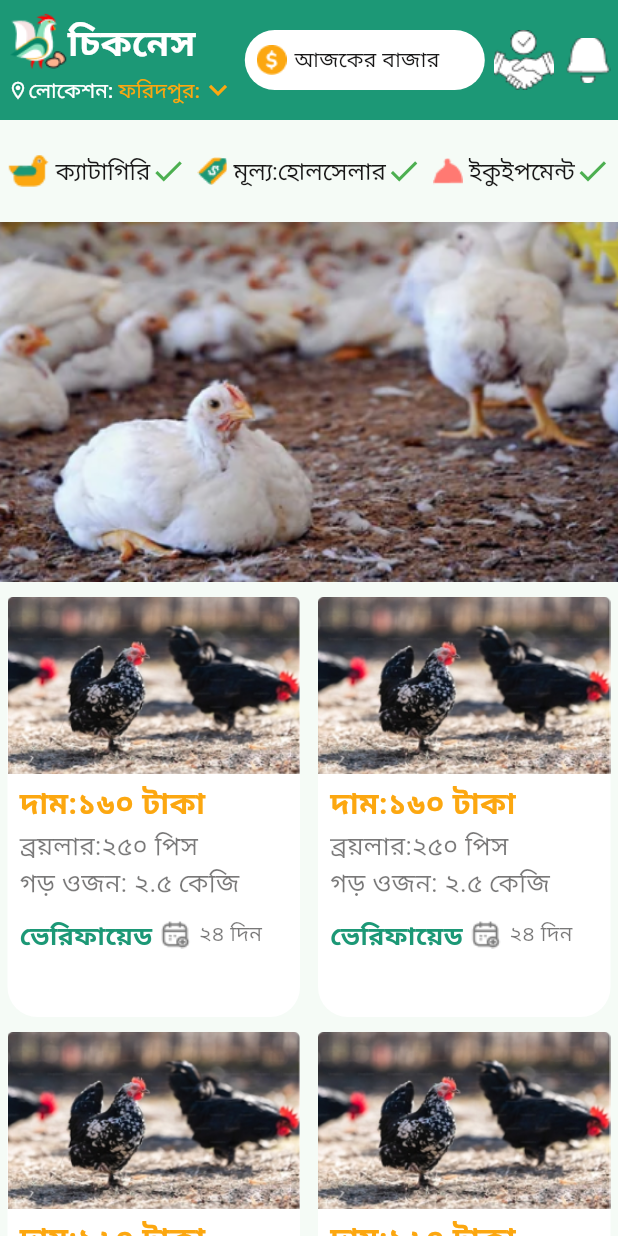
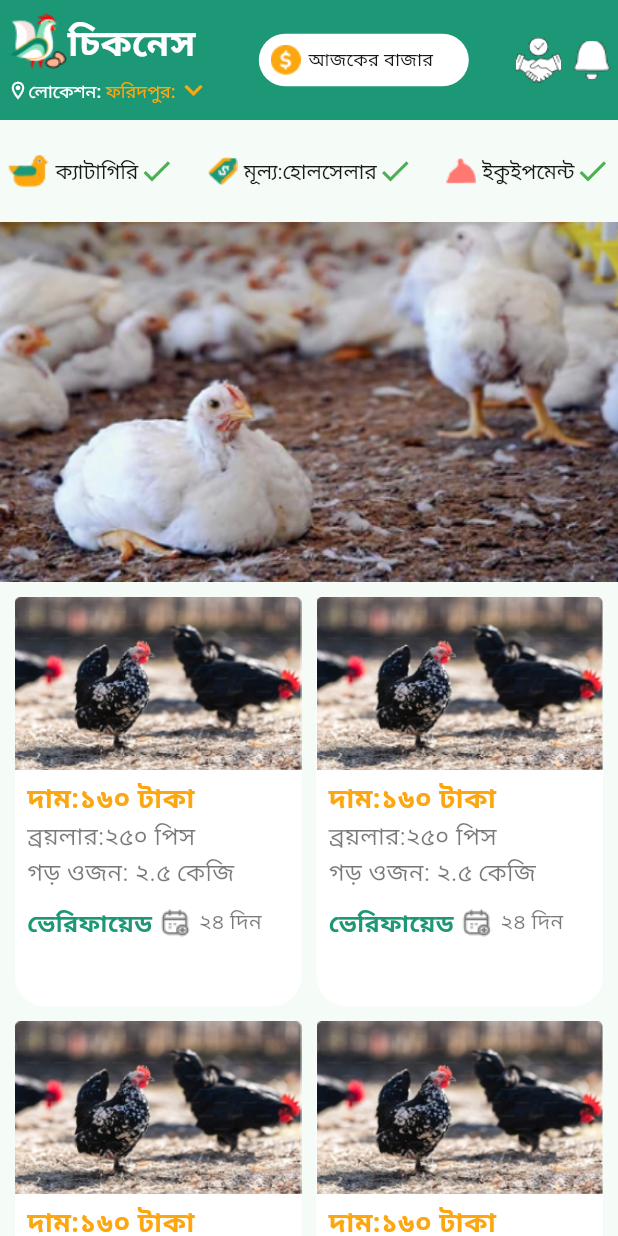
Before and after one commit to Milon3658/chicken_app, a Flutter app: the screen it shows after launch, on a phone screen of 412 x 824 dp. Run offline on Flutter 3.47's test engine with Material 3 defaults, Android fonts, the phone set to English and light mode, and no system bars; our stand-ins replace gap, get.

Commit message:
Refactor Homepage layout to use GridView for ProductCards and adjust UI element sizes for better consistency

```diff
--- a/lib/app/modules/Homepage/views/homepage_view.dart
+++ b/lib/app/modules/Homepage/views/homepage_view.dart
@@ -27,25 +27,20 @@ class HomepageView extends GetView<HomepageController> {
             ),
             Gap(10),
             Padding(
-              padding: const EdgeInsets.symmetric(horizontal: 5),
-              child: Row(
-                mainAxisAlignment: MainAxisAlignment.spaceBetween,
-                children: [
-                  ProductCard(),
-                  ProductCard(),
-                ],
-              ),
-            ),
-            Gap(10),
-            Padding(
-              padding: const EdgeInsets.symmetric(horizontal: 5),
-              child: Row(
-                mainAxisAlignment: MainAxisAlignment.spaceBetween,
-                children: [
-                  ProductCard(),
-                  ProductCard(),
-                ],
-              ),
+              padding: const EdgeInsets.symmetric(horizontal: 10),
+              child: GridView.builder(
+                  itemCount: 10,
+                  shrinkWrap: true,
+                  physics: NeverScrollableScrollPhysics(),
+                  primary: false,
+                  gridDelegate: SliverGridDelegateWithFixedCrossAxisCount(
+                      crossAxisCount: 2,
+                      childAspectRatio: 0.7,
+                      crossAxisSpacing: 10,
+                      mainAxisSpacing: 10),
+                  itemBuilder: (BuildContext context, int index) {
+                    return ProductCard();
+                  }),
             ),
           ],
         ),
--- a/lib/app/modules/Homepage/widgets/BuildDropDown.dart
+++ b/lib/app/modules/Homepage/widgets/BuildDropDown.dart
@@ -27,7 +27,7 @@ class _BuilddropdownState extends State<Builddropdown> {
         SizedBox(width: 4),
         DropdownButton<String>(
           value: widget.value,
-          style: TextStyle(fontSize: 16, color: greyText),
+          style: TextStyle(fontSize: 14, color: greyText),
           underline: SizedBox(),
           icon: Icon(Icons.check, color: Colors.green),
           items: widget.items.map((item) {
--- a/lib/app/modules/Homepage/widgets/HomeAppBar.dart
+++ b/lib/app/modules/Homepage/widgets/HomeAppBar.dart
@@ -51,7 +51,7 @@ class Homeappbar extends StatelessWidget {
                       text: TextSpan(
                           text: 'লোকেশন: ',
                           style: TextStyle(
-                            fontSize: 14,
+                            fontSize: 12,
                             color: white,
                             fontWeight: FontWeight.w500,
                           ),
@@ -59,7 +59,7 @@ class Homeappbar extends StatelessWidget {
                             TextSpan(
                               text: 'ফরিদপুর:',
                               style: TextStyle(
-                                fontSize: 14,
+                                fontSize: 12,
                                 color: secondaryColor,
                                 fontWeight: FontWeight.w500,
                               ),
@@ -73,8 +73,8 @@ class Homeappbar extends StatelessWidget {
               ],
             ),
             Container(
-              height: 40,
-              width: 160,
+              height: 35,
+              width: 140,
               decoration: BoxDecoration(
                 color: white,
                 borderRadius: BorderRadius.circular(20),
@@ -91,7 +91,7 @@ class Homeappbar extends StatelessWidget {
                     Gap(5),
                     Text('আজকের বাজার',
                         style: TextStyle(
-                          fontSize: 14,
+                          fontSize: 12,
                           color: mainText,
                           fontWeight: FontWeight.w500,
                         )),
@@ -103,15 +103,15 @@ class Homeappbar extends StatelessWidget {
               children: [
                 Image(
                   image: AssetImage('assets/images/hand.png'),
-                  height: 40,
-                  width: 40,
+                  height: 30,
+                  width: 30,
                   fit: BoxFit.cover,
                 ),
                 Gap(8),
                 Image(
                   image: AssetImage('assets/images/notification.png'),
-                  height: 30,
-                  width: 30,
+                  height: 25,
+                  width: 25,
                   fit: BoxFit.cover,
                 ),
               ],
--- a/lib/app/modules/Homepage/widgets/ProductCard.dart
+++ b/lib/app/modules/Homepage/widgets/ProductCard.dart
@@ -14,8 +14,8 @@ class ProductCard extends StatelessWidget {
         Get.toNamed(Routes.PRODUCT_DETAILS);
       },
       child: Container(
-        height: 280,
-        width: 195,
+        height: 300,
+        width: 180,
         decoration: BoxDecoration(
           color: white,
           borderRadius: BorderRadius.circular(20),
@@ -30,7 +30,7 @@ class ProductCard extends StatelessWidget {
               child: Text(
                 'দাম:১৬০ টাকা',
                 style: TextStyle(
-                  fontSize: 20,
+                  fontSize: 18,
                   color: secondaryColor,
                   fontWeight: FontWeight.bold,
                 ),
@@ -41,7 +41,7 @@ class ProductCard extends StatelessWidget {
               child: Text(
                 'ব্রয়লার:২৫০ পিস',
                 style: TextStyle(
-                  fontSize: 17,
+                  fontSize: 16,
                   color: greyText.withOpacity(0.58),
                 ),
               ),
@@ -51,7 +51,7 @@ class ProductCard extends StatelessWidget {
               child: Text(
                 'গড় ওজন: ২.৫ কেজি',
                 style: TextStyle(
-                  fontSize: 17,
+                  fontSize: 16,
                   color: greyText.withOpacity(0.58),
                 ),
               ),
@@ -64,7 +64,7 @@ class ProductCard extends StatelessWidget {
                   Text(
                     'ভেরিফায়েড',
                     style: TextStyle(
-                        fontSize: 17,
+                        fontSize: 16,
                         color: primaryColor,
                         fontWeight: FontWeight.bold),
                   ),
--- a/lib/app/modules/Product_Details/widgets/SimilerProduct.dart
+++ b/lib/app/modules/Product_Details/widgets/SimilerProduct.dart
@@ -31,6 +31,7 @@ class Similerproduct extends StatelessWidget {
                 ),
               ),
             ),
+            Gap(5),
             Column(
               mainAxisAlignment: MainAxisAlignment.center,
               crossAxisAlignment: CrossAxisAlignment.start,
@@ -39,7 +40,7 @@ class Similerproduct extends StatelessWidget {
                   'দাম:১৬০ টাকা',
                   style: TextStyle(
                     color: secondaryColor,
-                    fontSize: 20,
+                    fontSize: 18,
                   ),
                 ),
                 Gap(5),
@@ -47,7 +48,7 @@ class Similerproduct extends StatelessWidget {
                   'ব্রয়লার:২৫০ পিস',
                   style: TextStyle(
                     color: greyText.withOpacity(0.58),
-                    fontSize: 17,
+                    fontSize: 16,
                   ),
                 ),
                 Gap(5),
@@ -56,14 +57,14 @@ class Similerproduct extends StatelessWidget {
                     Text('গড় ওজন: ২.৫ কেজি',
                         style: TextStyle(
                           color: greyText.withOpacity(0.58),
-                          fontSize: 17,
+                          fontSize: 16,
                         )),
                     Gap(10),
                     Text(
                       '২৪ দিন',
                       style: TextStyle(
                         color: greyText.withOpacity(0.58),
-                        fontSize: 17,
+                        fontSize: 16,
                       ),
                     ),
                   ],
--- a/lib/main.dart
+++ b/lib/main.dart
@@ -8,8 +8,6 @@ void main() {
 
 class MyApp extends StatelessWidget {
   const MyApp({super.key});
-
-  // This widget is the root of your application.
   @override
   Widget build(BuildContext context) {
     return GetMaterialApp(
```
